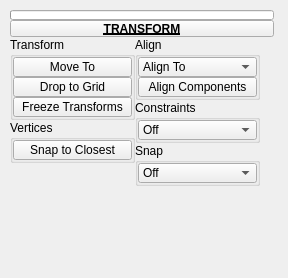
m3trik/Scripts_portable, file ui/level_3/transform.ui: the form before one commit.
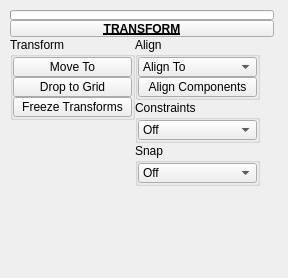
The form after the commit. Custom widgets are drawn as their Qt base class.

Diff of the .ui file:
```diff
--- a/ui/level_3/transform.ui
+++ b/ui/level_3/transform.ui
@@ -259,73 +259,6 @@
            </layout>
           </widget>
          </item>
-         <item>
-          <widget class="QGroupBox" name="Align_2">
-           <property name="enabled">
-            <bool>true</bool>
-           </property>
-           <property name="minimumSize">
-            <size>
-             <width>125</width>
-             <height>0</height>
-            </size>
-           </property>
-           <property name="maximumSize">
-            <size>
-             <width>999</width>
-             <height>999</height>
-            </size>
-           </property>
-           <property name="title">
-            <string>Vertices</string>
-           </property>
-           <layout class="QVBoxLayout" name="verticalLayout_3">
-            <property name="spacing">
-             <number>0</number>
-            </property>
-            <property name="leftMargin">
-             <number>0</number>
-            </property>
-            <property name="topMargin">
-             <number>0</number>
-            </property>
-            <property name="rightMargin">
-             <number>0</number>
-            </property>
-            <property name="bottomMargin">
-             <number>0</number>
-            </property>
-            <item>
-             <widget class="TkToolButton" name="tb002">
-              <property name="enabled">
-               <bool>true</bool>
-              </property>
-              <property name="minimumSize">
-               <size>
-                <width>0</width>
-                <height>20</height>
-               </size>
-              </property>
-              <property name="maximumSize">
-               <size>
-                <width>999</width>
-                <height>20</height>
-               </size>
-              </property>
-              <property name="toolTip">
-               <string>&lt;html&gt;&lt;head/&gt;&lt;body&gt;&lt;p&gt;&lt;span style=&quot; font-weight:600;&quot;&gt;Snap vertices from one object to another.&lt;/span&gt;&lt;/p&gt;&lt;p&gt;&lt;br/&gt;&lt;/p&gt;&lt;p&gt;&lt;span style=&quot; font-style:italic;&quot;&gt;The vertices of the first selected object will be snapped to those of the second.&lt;/span&gt;&lt;/p&gt;&lt;/body&gt;&lt;/html&gt;</string>
-              </property>
-              <property name="layoutDirection">
-               <enum>Qt::LeftToRight</enum>
-              </property>
-              <property name="text">
-               <string>Snap to Closest</string>
-              </property>
-             </widget>
-            </item>
-           </layout>
-          </widget>
-         </item>
          <item>
           <spacer name="verticalSpacer">
            <property name="orientation">
```
Left out of the diff: 2 changed lines with no effect on the pictures.
